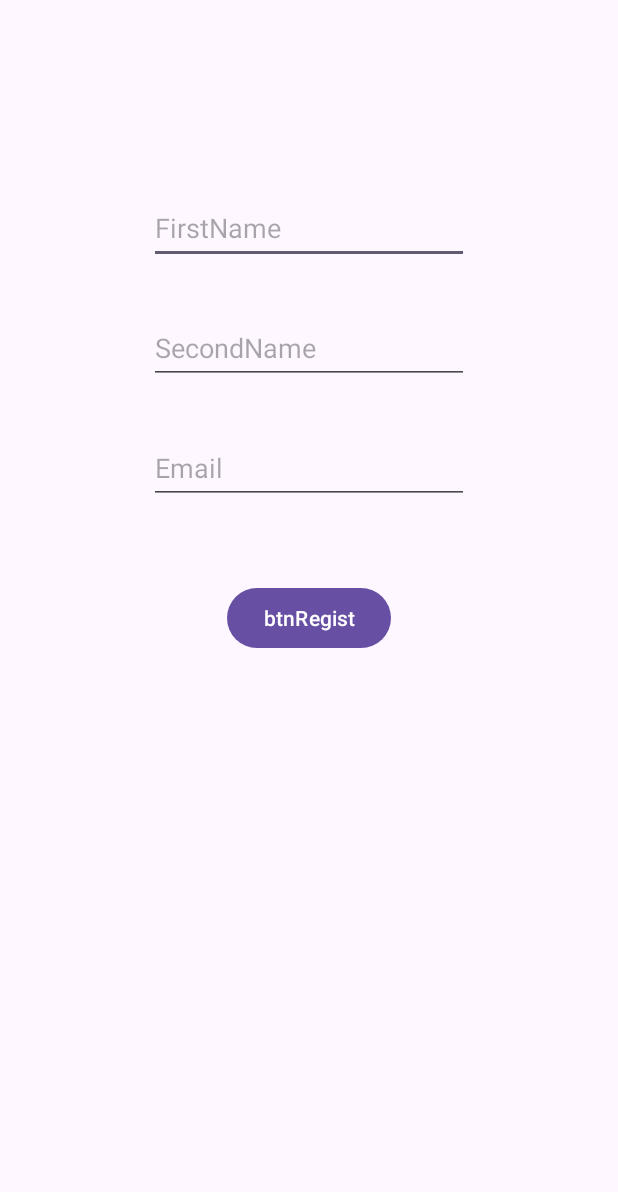
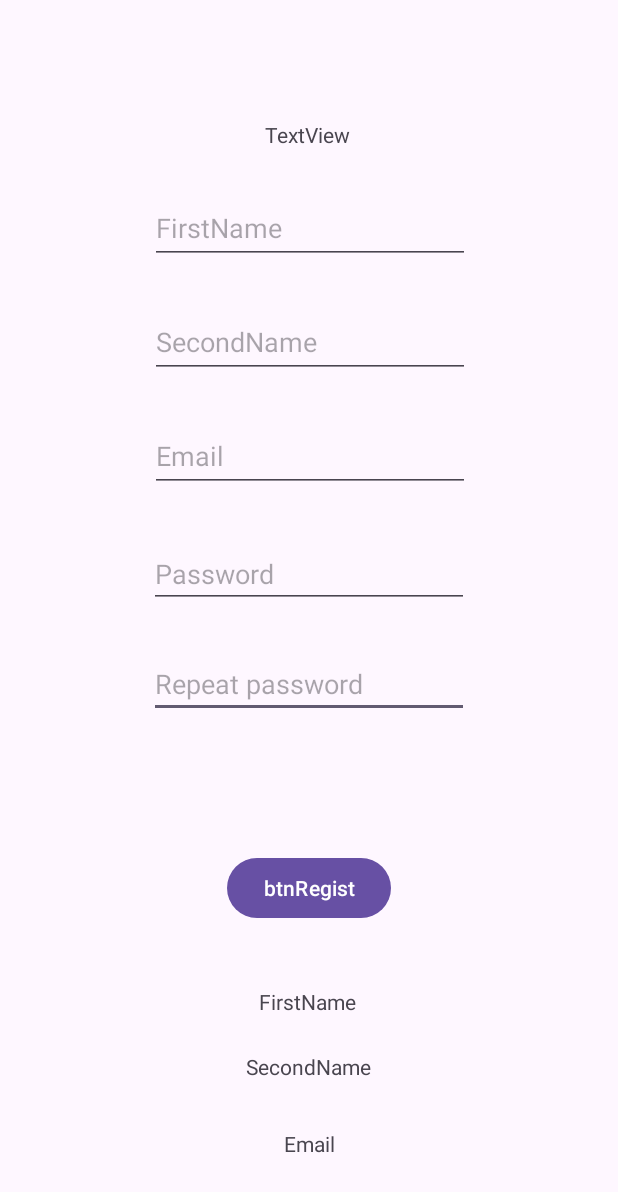
Before and after one commit to coryTuyaoqing/SmartDoorBell, an Android app: the Profile screen opened directly, with no data from a screen before it, after a tap on "btnRegist", on a phone screen of 412 x 824 dp. Shown: the top 1192 px of the screen. Run offline under Robolectric (Android 15) with nearby library versions, the phone set to English and light mode, and no system bars.

Commit message:
Working registration, simply have to add passwords to database

```diff
--- a/app/build.gradle.kts
+++ b/app/build.gradle.kts
@@ -39,4 +39,6 @@ dependencies {
     testImplementation("junit:junit:4.13.2")
     androidTestImplementation("androidx.test.ext:junit:1.1.5")
     androidTestImplementation("androidx.test.espresso:espresso-core:3.5.1")
+    implementation("com.squareup.okhttp3:okhttp:4.12.0")
+
 }
--- a/app/src/main/AndroidManifest.xml
+++ b/app/src/main/AndroidManifest.xml
@@ -1,7 +1,7 @@
 <?xml version="1.0" encoding="utf-8"?>
 <manifest xmlns:android="http://schemas.android.com/apk/res/android"
     xmlns:tools="http://schemas.android.com/tools">
-
+    <uses-permission android:name="android.permission.INTERNET"/>
     <application
         android:allowBackup="true"
         android:dataExtractionRules="@xml/data_extraction_rules"
--- a/app/src/main/java/com/example/smartdoorbell/MainActivity.java
+++ b/app/src/main/java/com/example/smartdoorbell/MainActivity.java
@@ -1,13 +1,25 @@
 package com.example.smartdoorbell;
 
+import androidx.annotation.NonNull;
 import androidx.appcompat.app.AppCompatActivity;
 
 import android.content.Intent;
 import android.os.Bundle;
+import android.view.PixelCopy;
 import android.view.View;
 import android.widget.Button;
 import android.widget.EditText;
 import android.widget.TextView;
+
+import java.io.IOException;
+
+import okhttp3.Call;
+import okhttp3.Callback;
+import okhttp3.FormBody;
+import okhttp3.OkHttpClient;
+import okhttp3.Request;
+import okhttp3.RequestBody;
+import okhttp3.Response;
 
 public class MainActivity extends AppCompatActivity {
 
@@ -15,8 +27,8 @@ public class MainActivity extends AppCompatActivity {
     protected void onCreate(Bundle savedInstanceState) {
         super.onCreate(savedInstanceState);
         setContentView(R.layout.activity_main);
+        Button btnProfile = findViewById(R.id.btnProfile);
 
-        Button btnProfile = findViewById(R.id.btnProfile);
         btnProfile.setOnClickListener(new View.OnClickListener() {
             @Override
             public void onClick(View v) {
@@ -29,4 +41,7 @@ public class MainActivity extends AppCompatActivity {
     public void btnOnClick(View view){
 
     }
+
+
+
 }
--- a/app/src/main/java/com/example/smartdoorbell/Profile.java
+++ b/app/src/main/java/com/example/smartdoorbell/Profile.java
@@ -1,5 +1,6 @@
 package com.example.smartdoorbell;
 
+import androidx.annotation.NonNull;
 import androidx.appcompat.app.AppCompatActivity;
 
 import android.os.Bundle;
@@ -8,25 +9,78 @@ import android.widget.Button;
 import android.widget.EditText;
 import android.widget.TextView;
 
+import java.io.IOException;
+
+import okhttp3.Call;
+import okhttp3.Callback;
+import okhttp3.FormBody;
+import okhttp3.OkHttpClient;
+import okhttp3.Request;
+import okhttp3.RequestBody;
+import okhttp3.Response;
+
 public class Profile extends AppCompatActivity {
+    OkHttpClient client;
+    private TextView txtFirstName, txtSecondName, txtEmail, registrationStatus;
+    Button btnRegister;
+    EditText edtTxtFirstName, edtTxtSecondName, edtTxtEmail, edtPassWord, edtPassWordAgain;
 
-    private TextView txtFirstName, txtSecondName, txtEmail;
-    Button btnRegister;
-    EditText edtTxtFirstName, edtTxtSecondName, edtTxtEmail;
+    String postURL = "https://studev.groept.be/api/a23ib2a04/Registration_POST";
 
     @Override
     protected void onCreate(Bundle savedInstanceState) {
         super.onCreate(savedInstanceState);
         setContentView(R.layout.activity_profile);
-
+        client = new OkHttpClient();
         initView();
 
         btnRegister.setOnClickListener(new View.OnClickListener() {
             @Override
             public void onClick(View v) {
-                txtFirstName.setText(edtTxtFirstName.getText().toString());
-                txtSecondName.setText(edtTxtSecondName.getText().toString());
-                txtEmail.setText(edtTxtEmail.getText().toString());
+                String fName = edtTxtFirstName.getText().toString();
+                String lName = edtTxtSecondName.getText().toString();
+                String email = edtTxtEmail.getText().toString();
+                String password = edtPassWord.getText().toString();
+                String passwordagain = edtPassWordAgain.getText().toString();
+                String errorMsg = "Passwords do not match";
+
+                if (!fName.isEmpty() && !lName.isEmpty() && !email.isEmpty() && !password.isEmpty() && !passwordagain.isEmpty() && passwordagain.equals(password)) {
+                    // Update TextViews with the entered data
+                    txtFirstName.setText(fName);
+                    txtSecondName.setText(lName);
+                    txtEmail.setText(email);
+
+                    RequestBody requestBody = new FormBody.Builder()
+                            .add("fn", fName)
+                            .add("ln", lName)
+                            .add("mail", email)
+                            .build();
+
+                    Request request = new Request.Builder()
+                            .url(postURL)
+                            .post(requestBody)
+                            .build();
+
+                    client.newCall(request).enqueue(new Callback() {
+                        @Override
+                        public void onFailure(@NonNull Call call, @NonNull IOException e) {
+                            e.printStackTrace();
+                            System.out.println(postURL);
+                        }
+
+                        @Override
+                        public void onResponse(@NonNull Call call, @NonNull Response response) throws IOException {
+                            if (!response.isSuccessful()) {
+                                // Handle unsuccessful response
+                                // You may want to show an error message to the user
+                            }
+                        }
+                    });
+                } else {
+                    if (!passwordagain.equals(password)) {
+                        registrationStatus.setText(errorMsg);
+                    }
+                }
             }
         });
     }
@@ -39,7 +93,8 @@ public class Profile extends AppCompatActivity {
         edtTxtFirstName = findViewById(R.id.edtTxtFirstName);
         edtTxtSecondName = findViewById(R.id.edtTxtSecondName);
         edtTxtEmail = findViewById(R.id.edtTxtEmail);
+        edtPassWord = findViewById(R.id.edtPassWord);
+        edtPassWordAgain = findViewById(R.id.edtPassWordAgain);
+        registrationStatus = findViewById(R.id.registrationStatus); // Initialize registrationStatus TextView
     }
-
-
 }
--- a/app/src/main/res/layout/activity_main.xml
+++ b/app/src/main/res/layout/activity_main.xml
@@ -46,10 +46,10 @@
             android:id="@+id/status"/>
 
         <ImageView
+            android:id="@+id/cameraPhoto"
             android:layout_width="wrap_content"
             android:layout_height="wrap_content"
-            android:id="@+id/cameraPhoto"
-            android:src="@drawable/camera_photo"/>
+            android:src="@drawable/camera_photo" />
 
     </RelativeLayout>
 
--- a/app/src/main/res/layout/activity_profile.xml
+++ b/app/src/main/res/layout/activity_profile.xml
@@ -7,16 +7,6 @@
     tools:context=".Profile">
 
     <TextView
-        android:id="@+id/txtFirstName"
-        android:layout_width="wrap_content"
-        android:layout_height="wrap_content"
-        android:layout_marginBottom="32dp"
-        android:text="FirstName"
-        app:layout_constraintBottom_toTopOf="@+id/txtSecondName"
-        app:layout_constraintEnd_toEndOf="parent"
-        app:layout_constraintStart_toStartOf="parent" />
-
-    <TextView
         android:id="@+id/txtSecondName"
         android:layout_width="wrap_content"
         android:layout_height="wrap_content"
@@ -24,13 +14,25 @@
         android:text="SecondName"
         app:layout_constraintBottom_toTopOf="@+id/txtEmail"
         app:layout_constraintEnd_toEndOf="parent"
+        app:layout_constraintHorizontal_bias="0.498"
+        app:layout_constraintStart_toStartOf="parent" />
+
+    <TextView
+        android:id="@+id/txtFirstName"
+        android:layout_width="wrap_content"
+        android:layout_height="wrap_content"
+        android:layout_marginBottom="24dp"
+        android:text="FirstName"
+        app:layout_constraintBottom_toTopOf="@+id/txtSecondName"
+        app:layout_constraintEnd_toEndOf="parent"
+        app:layout_constraintHorizontal_bias="0.497"
         app:layout_constraintStart_toStartOf="parent" />
 
     <TextView
         android:id="@+id/txtEmail"
         android:layout_width="wrap_content"
         android:layout_height="wrap_content"
-        android:layout_marginBottom="128dp"
+        android:layout_marginBottom="52dp"
         android:text="Email"
         app:layout_constraintBottom_toBottomOf="parent"
         app:layout_constraintEnd_toEndOf="parent"
@@ -44,7 +46,35 @@
         app:layout_constraintBottom_toBottomOf="parent"
         app:layout_constraintEnd_toEndOf="parent"
         app:layout_constraintStart_toStartOf="parent"
-        app:layout_constraintTop_toTopOf="parent" />
+        app:layout_constraintTop_toTopOf="parent"
+        app:layout_constraintVertical_bias="0.732" />
+
+    <EditText
+        android:id="@+id/edtPassWordAgain"
+        android:layout_width="wrap_content"
+        android:layout_height="wrap_content"
+        android:layout_marginTop="28dp"
+        android:ems="10"
+        android:hint="Repeat password"
+        android:inputType="textPassword"
+        app:layout_constraintEnd_toEndOf="parent"
+        app:layout_constraintStart_toStartOf="parent"
+        app:layout_constraintTop_toBottomOf="@+id/edtPassWord" />
+
+    <EditText
+        android:id="@+id/edtTxtSecondName"
+        android:layout_width="wrap_content"
+        android:layout_height="wrap_content"
+        android:layout_marginTop="28dp"
+        android:ems="10"
+        android:hint="SecondName"
+        android:inputType="text"
+        android:minHeight="48dp"
+        android:text=""
+        app:layout_constraintEnd_toEndOf="parent"
+        app:layout_constraintHorizontal_bias="0.502"
+        app:layout_constraintStart_toStartOf="parent"
+        app:layout_constraintTop_toBottomOf="@+id/edtTxtFirstName" />
 
     <EditText
         android:id="@+id/edtTxtFirstName"
@@ -57,34 +87,46 @@
         android:minHeight="48dp"
         android:text=""
         app:layout_constraintEnd_toEndOf="parent"
+        app:layout_constraintHorizontal_bias="0.502"
         app:layout_constraintStart_toStartOf="parent"
         app:layout_constraintTop_toTopOf="parent" />
-
-    <EditText
-        android:id="@+id/edtTxtSecondName"
-        android:layout_width="wrap_content"
-        android:layout_height="wrap_content"
-        android:layout_marginTop="32dp"
-        android:ems="10"
-        android:hint="SecondName"
-        android:inputType="text"
-        android:minHeight="48dp"
-        android:text=""
-        app:layout_constraintEnd_toEndOf="parent"
-        app:layout_constraintStart_toStartOf="parent"
-        app:layout_constraintTop_toBottomOf="@+id/edtTxtFirstName" />
 
     <EditText
         android:id="@+id/edtTxtEmail"
         android:layout_width="wrap_content"
         android:layout_height="wrap_content"
-        android:layout_marginTop="32dp"
+        android:layout_marginTop="28dp"
         android:ems="10"
         android:hint="Email"
         android:inputType="text"
         android:minHeight="48dp"
         android:text=""
         app:layout_constraintEnd_toEndOf="parent"
+        app:layout_constraintHorizontal_bias="0.502"
         app:layout_constraintStart_toStartOf="parent"
         app:layout_constraintTop_toBottomOf="@+id/edtTxtSecondName" />
+
+    <EditText
+        android:id="@+id/edtPassWord"
+        android:layout_width="wrap_content"
+        android:layout_height="wrap_content"
+        android:layout_marginTop="32dp"
+        android:ems="10"
+        android:hint="Password"
+        android:inputType="textPassword"
+        app:layout_constraintEnd_toEndOf="parent"
+        app:layout_constraintStart_toStartOf="parent"
+        app:layout_constraintTop_toBottomOf="@+id/edtTxtEmail" />
+
+    <TextView
+        android:id="@+id/registrationStatus"
+        android:layout_width="wrap_content"
+        android:layout_height="wrap_content"
+        android:layout_marginTop="80dp"
+        android:text="TextView"
+        app:layout_constraintEnd_toEndOf="parent"
+        app:layout_constraintHorizontal_bias="0.498"
+        app:layout_constraintStart_toStartOf="parent"
+        app:layout_constraintTop_toTopOf="parent" />
+
 </androidx.constraintlayout.widget.ConstraintLayout>
```
